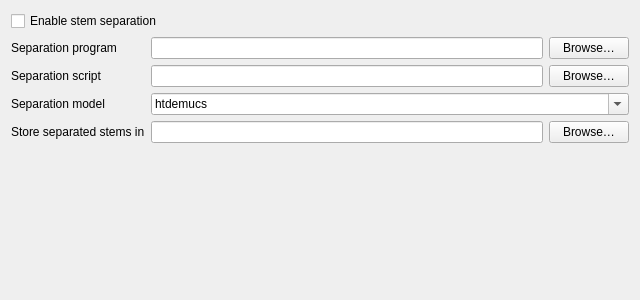
First picture: the form in src/preferences/dialog/dlgprefstemsdlg.ui, repository turntabl3/mixxx, before the edit.
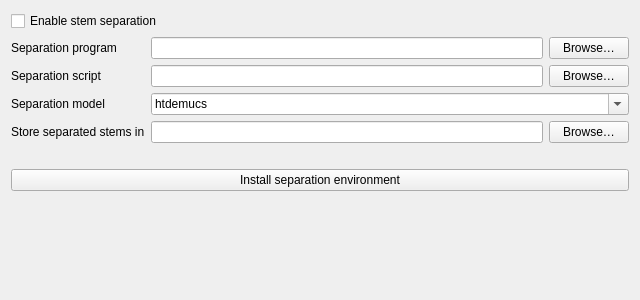
Second picture: the form after the edit.

Commit message: feat(stems): install the separation environment from preferences

Diff of the .ui file:
```diff
--- a/src/preferences/dialog/dlgprefstemsdlg.ui
+++ b/src/preferences/dialog/dlgprefstemsdlg.ui
@@ -138,6 +138,17 @@
    </item>
 
    <item row="6" column="0" colspan="3">
+    <widget class="QPushButton" name="pushButtonInstallEnvironment">
+     <property name="toolTip">
+      <string>Creates the Python environment that separation runs in, by downloading demucs and PyTorch. This happens once and takes a few minutes.</string>
+     </property>
+     <property name="text">
+      <string>Install separation environment</string>
+     </property>
+    </widget>
+   </item>
+
+   <item row="7" column="0" colspan="3">
     <spacer>
      <property name="orientation">
       <enum>Qt::Vertical</enum>
```
Left out of the diff: 2 changed lines with no effect on the pictures. The commit also changes 6 other files.
